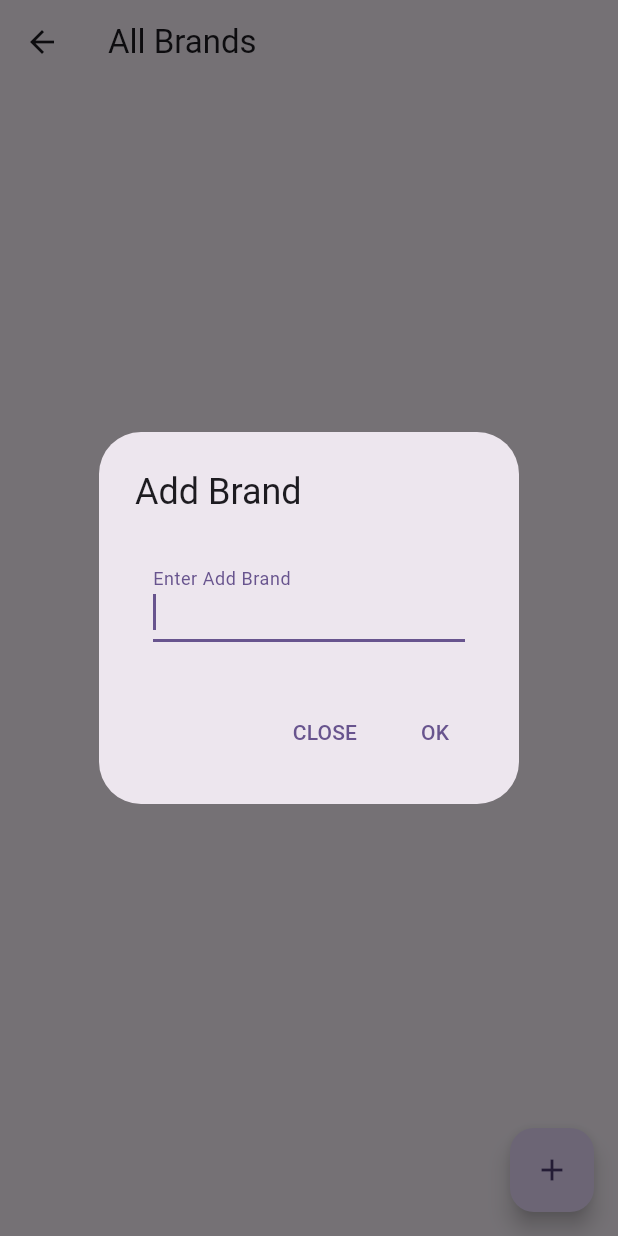
After one commit to arrahman10/ecommerce-admin-app, a Flutter app: the BrandPage screen opened by its route, after a tap on the "add" icon, on a phone screen of 412 x 824 dp. The commit adds this screen. Run offline on Flutter 3.47's test engine with Material 3 defaults, Android fonts, the phone set to English and light mode, and no system bars; our stand-ins replace cloud_firestore, firebase_auth, firebase_core, flutter_easyloading, go_router; accounts and stored records are empty; network calls fail.

Commit message:
feat: add brand management with provider and Firestore
- Create Brand model with Firestore collection and field constants for id and name
- Extend DbHelper with addBrand and getAllBrands methods backed by the Brands collection
- Introduce BrandProvider using ChangeNotifier to manage the in-memory brand list and realtime updates
- Add widget_functions helpers (showSingleTextInputDialog and showMsg) for reusable dialogs and snackbars
- Implement BrandPage to list all brands, add new brands via a dialog, and show feedback with FlutterEasyLoading
- Wire BrandProvider through MultiProvider in main.dart and load brands from DashboardPage
- Update dashboard tiles and GoRouter configuration to include a Brands entry and nested route
- Add the provider package to pubspec.yaml for state management

```diff
--- a/lib/db/db_helper.dart
+++ b/lib/db/db_helper.dart
@@ -1,4 +1,6 @@
 import 'package:cloud_firestore/cloud_firestore.dart';
+
+import 'package:ecommerce_admin_app/models/brand.dart';
 
 class DbHelper {
   DbHelper._();
@@ -7,6 +9,7 @@ class DbHelper {
 
   static const String collectionAdmins = 'Admins';
 
+  /// Check if the given user id exists in the Admins collection.
   static Future<bool> isAdmin(String uid) async {
     final DocumentSnapshot<Map<String, dynamic>> snapshot = await _db
         .collection(collectionAdmins)
@@ -14,4 +17,18 @@ class DbHelper {
         .get();
     return snapshot.exists;
   }
+
+  /// Add a new brand document to the Brands collection.
+  static Future<void> addBrand(Brand brand) async {
+    final DocumentReference<Map<String, dynamic>> doc = _db
+        .collection(collectionBrand)
+        .doc();
+    final Brand updatedBrand = brand.copyWith(id: doc.id);
+    await doc.set(updatedBrand.toMap());
+  }
+
+  /// Listen to all brands as a realtime stream.
+  static Stream<QuerySnapshot<Map<String, dynamic>>> getAllBrands() {
+    return _db.collection(collectionBrand).snapshots();
+  }
 }
--- a/lib/main.dart
+++ b/lib/main.dart
@@ -2,20 +2,31 @@ import 'package:flutter/material.dart';
 import 'package:firebase_core/firebase_core.dart';
 import 'package:flutter_easyloading/flutter_easyloading.dart';
 import 'package:go_router/go_router.dart';
+import 'package:provider/provider.dart';
+import 'package:provider/single_child_widget.dart';
 
 import 'package:ecommerce_admin_app/auth/auth_service.dart';
 import 'package:ecommerce_admin_app/firebase_options.dart';
 import 'package:ecommerce_admin_app/pages/add_product_page.dart';
+import 'package:ecommerce_admin_app/pages/brands/brand_page.dart';
 import 'package:ecommerce_admin_app/pages/dashboard_page.dart';
 import 'package:ecommerce_admin_app/pages/login_page.dart';
 import 'package:ecommerce_admin_app/pages/view_product_page.dart';
+import 'package:ecommerce_admin_app/providers/brand_provider.dart';
 
 Future<void> main() async {
   WidgetsFlutterBinding.ensureInitialized();
 
   await Firebase.initializeApp(options: DefaultFirebaseOptions.currentPlatform);
 
-  runApp(const MyApp());
+  runApp(
+    MultiProvider(
+      providers: <SingleChildWidget>[
+        ChangeNotifierProvider<BrandProvider>(create: (_) => BrandProvider()),
+      ],
+      child: const MyApp(),
+    ),
+  );
 }
 
 class MyApp extends StatelessWidget {
@@ -71,6 +82,12 @@ final GoRouter _router = GoRouter(
           builder: (BuildContext context, GoRouterState state) =>
               const ViewProductPage(),
         ),
+        GoRoute(
+          name: BrandPage.routeName,
+          path: BrandPage.routeName,
+          builder: (BuildContext context, GoRouterState state) =>
+              const BrandPage(),
+        ),
       ],
     ),
     GoRoute(
--- /dev/null
+++ b/lib/models/brand.dart
@@ -0,0 +1,25 @@
+const String collectionBrand = 'Brands';
+const String brandFieldId = 'id';
+const String brandFieldName = 'name';
+
+class Brand {
+  final String? id;
+  final String name;
+
+  const Brand({this.id, required this.name});
+
+  Map<String, dynamic> toMap() {
+    return <String, dynamic>{brandFieldId: id, brandFieldName: name};
+  }
+
+  factory Brand.fromMap(Map<String, dynamic> map) {
+    return Brand(
+      id: map[brandFieldId] as String?,
+      name: (map[brandFieldName] ?? '') as String,
+    );
+  }
+
+  Brand copyWith({String? id, String? name}) {
+    return Brand(id: id ?? this.id, name: name ?? this.name);
+  }
+}
--- a/lib/models/dashboard_model.dart
+++ b/lib/models/dashboard_model.dart
@@ -2,6 +2,7 @@ import 'package:flutter/material.dart';
 
 import 'package:ecommerce_admin_app/pages/add_product_page.dart';
 import 'package:ecommerce_admin_app/pages/view_product_page.dart';
+import 'package:ecommerce_admin_app/pages/brands/brand_page.dart';
 
 class DashboardModel {
   final String title;
@@ -26,4 +27,9 @@ const List<DashboardModel> dashboardModelList = <DashboardModel>[
     iconData: Icons.inventory_2_outlined,
     routeName: ViewProductPage.routeName,
   ),
+  DashboardModel(
+    title: 'Brands',
+    iconData: Icons.category_outlined,
+    routeName: BrandPage.routeName,
+  ),
 ];
--- /dev/null
+++ b/lib/pages/brands/brand_page.dart
@@ -0,0 +1,58 @@
+import 'package:flutter/material.dart';
+import 'package:flutter_easyloading/flutter_easyloading.dart';
+import 'package:provider/provider.dart';
+
+import 'package:ecommerce_admin_app/providers/brand_provider.dart';
+import 'package:ecommerce_admin_app/utils/widget_functions.dart';
+
+class BrandPage extends StatelessWidget {
+  static const String routeName = 'brands';
+
+  const BrandPage({super.key});
+
+  @override
+  Widget build(BuildContext context) {
+    return Scaffold(
+      appBar: AppBar(title: const Text('All Brands')),
+      floatingActionButton: FloatingActionButton(
+        onPressed: () {
+          showSingleTextInputDialog(
+            context: context,
+            title: 'Add Brand',
+            onSubmit: (String value) {
+              if (value.trim().isEmpty) return;
+
+              EasyLoading.show(status: 'Please wait');
+              Provider.of<BrandProvider>(context, listen: false)
+                  .addBrand(value)
+                  .then((_) {
+                    EasyLoading.dismiss();
+                    showMsg(context, 'Brand added');
+                  })
+                  .catchError((Object error) {
+                    EasyLoading.dismiss();
+                    showMsg(context, 'Failed to add brand');
+                  });
+            },
+          );
+        },
+        child: const Icon(Icons.add),
+      ),
+      body: Consumer<BrandProvider>(
+        builder: (BuildContext context, BrandProvider provider, Widget? child) {
+          if (provider.brandList.isEmpty) {
+            return const Center(child: Text('No Brand Found'));
+          }
+
+          return ListView.builder(
+            itemCount: provider.brandList.length,
+            itemBuilder: (BuildContext context, int index) {
+              final brand = provider.brandList[index];
+              return ListTile(title: Text(brand.name));
+            },
+          );
+        },
+      ),
+    );
+  }
+}
--- a/lib/pages/dashboard_page.dart
+++ b/lib/pages/dashboard_page.dart
@@ -1,10 +1,12 @@
 import 'package:flutter/material.dart';
 import 'package:go_router/go_router.dart';
+import 'package:provider/provider.dart';
 
 import 'package:ecommerce_admin_app/auth/auth_service.dart';
 import 'package:ecommerce_admin_app/customwidgets/dashboard_item_view.dart';
 import 'package:ecommerce_admin_app/models/dashboard_model.dart';
 import 'package:ecommerce_admin_app/pages/login_page.dart';
+import 'package:ecommerce_admin_app/providers/brand_provider.dart';
 
 class DashboardPage extends StatefulWidget {
   static const String routeName = '/';
@@ -16,6 +18,12 @@ class DashboardPage extends StatefulWidget {
 }
 
 class _DashboardPageState extends State<DashboardPage> {
+  @override
+  void didChangeDependencies() {
+    super.didChangeDependencies();
+    Provider.of<BrandProvider>(context, listen: false).getAllBrands();
+  }
+
   @override
   Widget build(BuildContext context) {
     return Scaffold(
--- /dev/null
+++ b/lib/providers/brand_provider.dart
@@ -0,0 +1,35 @@
+import 'package:flutter/foundation.dart';
+import 'package:cloud_firestore/cloud_firestore.dart';
+
+import 'package:ecommerce_admin_app/db/db_helper.dart';
+import 'package:ecommerce_admin_app/models/brand.dart';
+
+class BrandProvider with ChangeNotifier {
+  List<Brand> _brandList = <Brand>[];
+
+  List<Brand> get brandList => _brandList;
+
+  bool _isListening = false;
+
+  Future<void> addBrand(String name) {
+    final Brand brand = Brand(name: name.trim());
+    return DbHelper.addBrand(brand);
+  }
+
+  void getAllBrands() {
+    if (_isListening) return;
+    _isListening = true;
+
+    DbHelper.getAllBrands().listen((
+      QuerySnapshot<Map<String, dynamic>> snapshot,
+    ) {
+      _brandList = snapshot.docs
+          .map((QueryDocumentSnapshot<Map<String, dynamic>> doc) {
+            return Brand.fromMap(doc.data());
+          })
+          .toList(growable: false);
+
+      notifyListeners();
+    });
+  }
+}
--- /dev/null
+++ b/lib/utils/widget_functions.dart
@@ -0,0 +1,44 @@
+import 'package:flutter/material.dart';
+
+void showSingleTextInputDialog({
+  required BuildContext context,
+  required String title,
+  String posBtnTxt = 'OK',
+  String negBtnTxt = 'CLOSE',
+  required Function(String) onSubmit,
+}) {
+  final TextEditingController controller = TextEditingController();
+
+  showDialog<void>(
+    context: context,
+    builder: (BuildContext context) => AlertDialog(
+      title: Text(title),
+      content: Padding(
+        padding: const EdgeInsets.all(12.0),
+        child: TextField(
+          controller: controller,
+          autofocus: true,
+          decoration: InputDecoration(labelText: 'Enter $title'),
+        ),
+      ),
+      actions: <Widget>[
+        TextButton(
+          onPressed: () => Navigator.pop(context),
+          child: Text(negBtnTxt),
+        ),
+        TextButton(
+          onPressed: () {
+            if (controller.text.isEmpty) return;
+            onSubmit(controller.text);
+            Navigator.pop(context);
+          },
+          child: Text(posBtnTxt),
+        ),
+      ],
+    ),
+  );
+}
+
+void showMsg(BuildContext context, String msg) {
+  ScaffoldMessenger.of(context).showSnackBar(SnackBar(content: Text(msg)));
+}
--- a/pubspec.yaml
+++ b/pubspec.yaml
@@ -39,6 +39,7 @@ dependencies:
   firebase_auth: ^6.1.2
   flutter_easyloading: ^3.0.5
   cloud_firestore: ^6.1.0
+  provider: ^6.1.5+1
 
 dev_dependencies:
   flutter_test:
```
Also changed, not shown: pubspec.lock.
